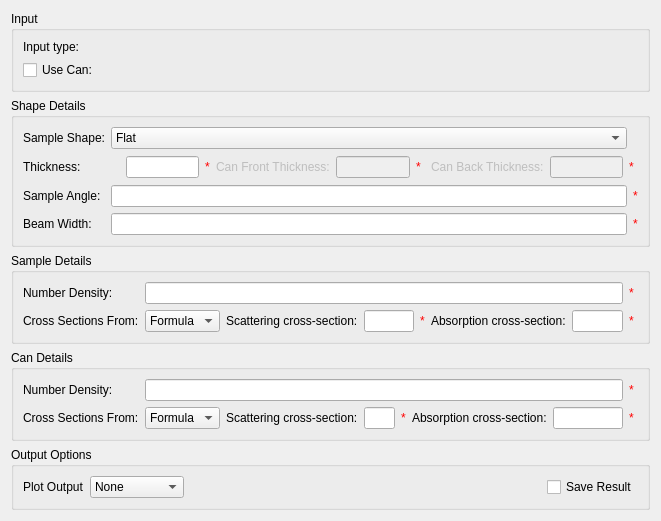
Old version of the form Code/Mantid/MantidQt/CustomInterfaces/inc/MantidQtCustomInterfaces/Indirect/CalcCorr.ui in the repository mantidproject/mantid.
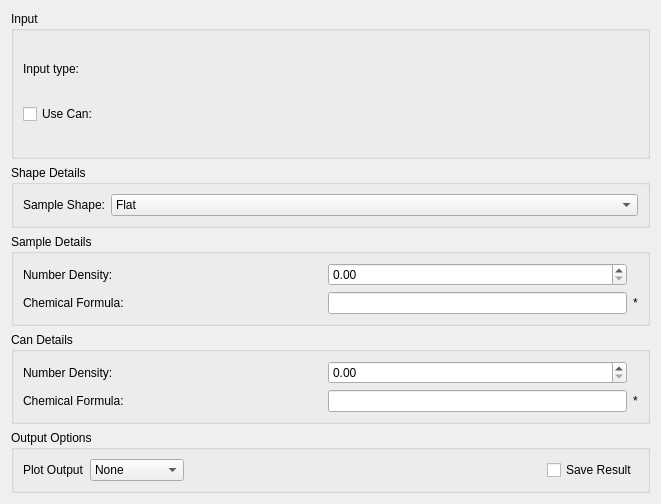
New version of the form. The open tabs and pages were chosen to show the change. Custom widgets are drawn as their Qt base class.

Commit message:
Work in progress replacing calc corr
Refs #10326

Patch:
```diff
--- a/Code/Mantid/MantidQt/CustomInterfaces/inc/MantidQtCustomInterfaces/Indirect/CalcCorr.ui
+++ b/Code/Mantid/MantidQt/CustomInterfaces/inc/MantidQtCustomInterfaces/Indirect/CalcCorr.ui
@@ -143,329 +143,6 @@
           </item>
          </widget>
         </item>
-        <item row="3" column="0">
-         <widget class="QLabel" name="lbWidth">
-          <property name="text">
-           <string>Beam Width:</string>
-          </property>
-         </widget>
-        </item>
-        <item row="2" column="1">
-         <widget class="QLineEdit" name="leavar">
-          <property name="text">
-           <string/>
-          </property>
-         </widget>
-        </item>
-        <item row="2" column="0">
-         <widget class="QLabel" name="lbAvar">
-          <property name="sizePolicy">
-           <sizepolicy hsizetype="Fixed" vsizetype="Preferred">
-            <horstretch>0</horstretch>
-            <verstretch>0</verstretch>
-           </sizepolicy>
-          </property>
-          <property name="text">
-           <string>Sample Angle:</string>
-          </property>
-         </widget>
-        </item>
-        <item row="2" column="2">
-         <widget class="QLabel" name="valAvar">
-          <property name="styleSheet">
-           <string notr="true">color: rgb(255, 0, 0);</string>
-          </property>
-          <property name="text">
-           <string>*</string>
-          </property>
-         </widget>
-        </item>
-        <item row="3" column="1">
-         <widget class="QLineEdit" name="lewidth">
-          <property name="text">
-           <string/>
-          </property>
-         </widget>
-        </item>
-        <item row="3" column="2">
-         <widget class="QLabel" name="valWidth">
-          <property name="styleSheet">
-           <string notr="true">color: rgb(255, 0, 0);</string>
-          </property>
-          <property name="text">
-           <string>*</string>
-          </property>
-         </widget>
-        </item>
-        <item row="1" column="0" colspan="3">
-         <widget class="QStackedWidget" name="swShapeDetails">
-          <property name="sizePolicy">
-           <sizepolicy hsizetype="Preferred" vsizetype="Fixed">
-            <horstretch>0</horstretch>
-            <verstretch>0</verstretch>
-           </sizepolicy>
-          </property>
-          <property name="lineWidth">
-           <number>1</number>
-          </property>
-          <property name="currentIndex">
-           <number>0</number>
-          </property>
-          <widget class="QWidget" name="pageFlat">
-           <layout class="QVBoxLayout" name="verticalLayout_4">
-            <property name="margin">
-             <number>0</number>
-            </property>
-            <item>
-             <layout class="QGridLayout" name="gridLayout_5_thickness" columnminimumwidth="97,0,0,0,0,0,0,0,0">
-              <item row="0" column="2">
-               <widget class="QLabel" name="valts">
-                <property name="styleSheet">
-                 <string notr="true">color: rgb(255, 0, 0);</string>
-                </property>
-                <property name="text">
-                 <string>*</string>
-                </property>
-               </widget>
-              </item>
-              <item row="0" column="5">
-               <widget class="QLabel" name="valtc1">
-                <property name="enabled">
-                 <bool>false</bool>
-                </property>
-                <property name="sizePolicy">
-                 <sizepolicy hsizetype="Fixed" vsizetype="Preferred">
-                  <horstretch>0</horstretch>
-                  <verstretch>0</verstretch>
-                 </sizepolicy>
-                </property>
-                <property name="minimumSize">
-                 <size>
-                  <width>9</width>
-                  <height>24</height>
-                 </size>
-                </property>
-                <property name="styleSheet">
-                 <string notr="true">color: rgb(255, 0, 0);</string>
-                </property>
-                <property name="text">
-                 <string>*</string>
-                </property>
-               </widget>
-              </item>
-              <item row="0" column="8">
-               <widget class="QLabel" name="valtc2">
-                <property name="enabled">
-                 <bool>false</bool>
-                </property>
-                <property name="sizePolicy">
-                 <sizepolicy hsizetype="Fixed" vsizetype="Preferred">
-                  <horstretch>0</horstretch>
-                  <verstretch>0</verstretch>
-                 </sizepolicy>
-                </property>
-                <property name="minimumSize">
-                 <size>
-                  <width>9</width>
-                  <height>24</height>
-                 </size>
-                </property>
-                <property name="styleSheet">
-                 <string notr="true">color: rgb(255, 0, 0);</string>
-                </property>
-                <property name="text">
-                 <string>*</string>
-                </property>
-               </widget>
-              </item>
-              <item row="0" column="7">
-               <widget class="QLineEdit" name="letc2">
-                <property name="enabled">
-                 <bool>false</bool>
-                </property>
-                <property name="sizePolicy">
-                 <sizepolicy hsizetype="Preferred" vsizetype="Fixed">
-                  <horstretch>0</horstretch>
-                  <verstretch>0</verstretch>
-                 </sizepolicy>
-                </property>
-                <property name="text">
-                 <string/>
-                </property>
-               </widget>
-              </item>
-              <item row="0" column="6">
-               <widget class="QLabel" name="lbtc2">
-                <property name="enabled">
-                 <bool>false</bool>
-                </property>
-                <property name="text">
-                 <string>Can Back Thickness:</string>
-                </property>
-               </widget>
-              </item>
-              <item row="0" column="3">
-               <widget class="QLabel" name="lbtc1">
-                <property name="enabled">
-                 <bool>false</bool>
-                </property>
-                <property name="text">
-                 <string>Can Front Thickness:</string>
-                </property>
-               </widget>
-              </item>
-              <item row="0" column="0">
-               <widget class="QLabel" name="lbts">
-                <property name="text">
-                 <string>Thickness:</string>
-                </property>
-               </widget>
-              </item>
-              <item row="0" column="4">
-               <widget class="QLineEdit" name="letc1">
-                <property name="enabled">
-                 <bool>false</bool>
-                </property>
-                <property name="sizePolicy">
-                 <sizepolicy hsizetype="Preferred" vsizetype="Fixed">
-                  <horstretch>0</horstretch>
-                  <verstretch>0</verstretch>
-                 </sizepolicy>
-                </property>
-                <property name="text">
-                 <string/>
-                </property>
-               </widget>
-              </item>
-              <item row="0" column="1">
-               <widget class="QLineEdit" name="lets">
-                <property name="sizePolicy">
-                 <sizepolicy hsizetype="Preferred" vsizetype="Fixed">
-                  <horstretch>0</horstretch>
-                  <verstretch>0</verstretch>
-                 </sizepolicy>
-                </property>
-                <property name="text">
-                 <string/>
-                </property>
-               </widget>
-              </item>
-             </layout>
-            </item>
-           </layout>
-          </widget>
-          <widget class="QWidget" name="pageCylinder">
-           <layout class="QVBoxLayout" name="cylinder_layout">
-            <property name="margin">
-             <number>0</number>
-            </property>
-            <item>
-             <layout class="QGridLayout" name="gridLayout_3" columnminimumwidth="0,97,0,0,0,0,0,0,0,0">
-              <item row="0" column="1">
-               <widget class="QLabel" name="lbR1">
-                <property name="text">
-                 <string>Radius 1:</string>
-                </property>
-               </widget>
-              </item>
-              <item row="0" column="4">
-               <widget class="QLabel" name="lbR2">
-                <property name="text">
-                 <string>Radius 2:</string>
-                </property>
-               </widget>
-              </item>
-              <item row="0" column="8">
-               <widget class="QLineEdit" name="ler3">
-                <property name="enabled">
-                 <bool>false</bool>
-                </property>
-                <property name="text">
-                 <string/>
-                </property>
-               </widget>
-              </item>
-              <item row="0" column="6">
-               <widget class="QLabel" name="valR2">
-                <property name="styleSheet">
-                 <string notr="true">color: rgb(255, 0, 0);</string>
-                </property>
-                <property name="text">
-                 <string>*</string>
-                </property>
-               </widget>
-              </item>
-              <item row="0" column="3">
-               <widget class="QLabel" name="valR1">
-                <property name="styleSheet">
-                 <string notr="true">color: rgb(255, 0, 0);</string>
-                </property>
-                <property name="text">
-                 <string>*</string>
-                </property>
-               </widget>
-              </item>
-              <item row="0" column="2">
-               <widget class="QLineEdit" name="ler1">
-                <property name="sizePolicy">
-                 <sizepolicy hsizetype="Expanding" vsizetype="Fixed">
-                  <horstretch>0</horstretch>
-                  <verstretch>0</verstretch>
-                 </sizepolicy>
-                </property>
-                <property name="text">
-                 <string/>
-                </property>
-               </widget>
-              </item>
-              <item row="0" column="9">
-               <widget class="QLabel" name="valR3">
-                <property name="enabled">
-                 <bool>false</bool>
-                </property>
-                <property name="sizePolicy">
-                 <sizepolicy hsizetype="Fixed" vsizetype="Preferred">
-                  <horstretch>0</horstretch>
-                  <verstretch>0</verstretch>
-                 </sizepolicy>
-                </property>
-                <property name="minimumSize">
-                 <size>
-                  <width>9</width>
-                  <height>0</height>
-                 </size>
-                </property>
-                <property name="styleSheet">
-                 <string notr="true">color: rgb(255, 0, 0);</string>
-                </property>
-                <property name="text">
-                 <string>*</string>
-                </property>
-               </widget>
-              </item>
-              <item row="0" column="7">
-               <widget class="QLabel" name="lbR3">
-                <property name="enabled">
-                 <bool>false</bool>
-                </property>
-                <property name="text">
-                 <string>Can Radius:</string>
-                </property>
-               </widget>
-              </item>
-              <item row="0" column="5">
-               <widget class="QLineEdit" name="ler2">
-                <property name="text">
-                 <string/>
-                </property>
-               </widget>
-              </item>
-             </layout>
-            </item>
-           </layout>
-          </widget>
-         </widget>
-        </item>
        </layout>
       </item>
      </layout>
@@ -482,209 +159,56 @@
      <property name="title">
       <string>Sample Details</string>
      </property>
-     <layout class="QVBoxLayout" name="verticalLayout_13">
-      <item>
-       <layout class="QGridLayout" name="gridLayout_9" columnminimumwidth="0,0,0,0,0,9">
-        <item row="0" column="0">
-         <widget class="QLabel" name="lbsamden">
-          <property name="sizePolicy">
-           <sizepolicy hsizetype="Preferred" vsizetype="Fixed">
-            <horstretch>0</horstretch>
-            <verstretch>0</verstretch>
-           </sizepolicy>
-          </property>
-          <property name="text">
-           <string>Number Density:</string>
-          </property>
-         </widget>
-        </item>
-        <item row="1" column="0">
-         <widget class="QLabel" name="abs_lblSampleInputType">
-          <property name="sizePolicy">
-           <sizepolicy hsizetype="Preferred" vsizetype="Fixed">
-            <horstretch>0</horstretch>
-            <verstretch>0</verstretch>
-           </sizepolicy>
-          </property>
-          <property name="text">
-           <string>Cross Sections From:</string>
-          </property>
-         </widget>
-        </item>
-        <item row="1" column="4" colspan="2">
-         <widget class="QStackedWidget" name="swSampleInputType">
-          <property name="sizePolicy">
-           <sizepolicy hsizetype="Preferred" vsizetype="Fixed">
-            <horstretch>0</horstretch>
-            <verstretch>0</verstretch>
-           </sizepolicy>
-          </property>
-          <property name="currentIndex">
-           <number>0</number>
-          </property>
-          <widget class="QWidget" name="pgSampleChemicalFormula">
-           <property name="sizePolicy">
-            <sizepolicy hsizetype="Preferred" vsizetype="Fixed">
-             <horstretch>0</horstretch>
-             <verstretch>0</verstretch>
-            </sizepolicy>
-           </property>
-           <layout class="QVBoxLayout" name="verticalLayout_17">
-            <property name="margin">
-             <number>0</number>
-            </property>
-            <item>
-             <layout class="QGridLayout" name="gridLayout_12" columnminimumwidth="0,9">
-              <item row="0" column="0">
-               <widget class="QLineEdit" name="leSampleFormula">
-                <property name="text">
-                 <string/>
-                </property>
-               </widget>
-              </item>
-              <item row="0" column="1">
-               <widget class="QLabel" name="valSampleFormula">
-                <property name="sizePolicy">
-                 <sizepolicy hsizetype="Fixed" vsizetype="Preferred">
-                  <horstretch>0</horstretch>
-                  <verstretch>0</verstretch>
-                 </sizepolicy>
-                </property>
-                <property name="styleSheet">
-                 <string notr="true">color: rgb(255, 0, 0);</string>
-                </property>
-                <property name="text">
-                 <string>*</string>
-                </property>
-               </widget>
-              </item>
-             </layout>
-            </item>
-           </layout>
-          </widget>
-          <widget class="QWidget" name="pgSampleCrossSections">
-           <property name="sizePolicy">
-            <sizepolicy hsizetype="Preferred" vsizetype="Fixed">
-             <horstretch>0</horstretch>
-             <verstretch>0</verstretch>
-            </sizepolicy>
-           </property>
-           <layout class="QVBoxLayout" name="verticalLayout_16">
-            <property name="margin">
-             <number>0</number>
-            </property>
-            <item>
-             <layout class="QGridLayout" name="gridLayout_8" columnminimumwidth="0,0,0,0,0,9">
-              <item row="0" column="4">
-               <widget class="QLineEdit" name="lesamsiga">
-                <property name="text">
-                 <string/>
-                </property>
-               </widget>
-              </item>
-              <item row="0" column="0">
-               <widget class="QLabel" name="lbsamsigs">
-                <property name="text">
-                 <string>Scattering cross-section:</string>
-                </property>
-               </widget>
-              </item>
-              <item row="0" column="1">
-               <widget class="QLineEdit" name="lesamsigs">
-                <property name="text">
-                 <string/>
-                </property>
-               </widget>
-              </item>
-              <item row="0" column="3">
-               <widget class="QLabel" name="lbsamsiga">
-                <property name="text">
-                 <string>Absorption cross-section:</string>
-                </property>
-               </widget>
-              </item>
-              <item row="0" column="2">
-               <widget class="QLabel" name="valSamsigs">
-                <property name="sizePolicy">
-                 <sizepolicy hsizetype="Fixed" vsizetype="Preferred">
-                  <horstretch>0</horstretch>
-                  <verstretch>0</verstretch>
-                 </sizepolicy>
-                </property>
-                <property name="styleSheet">
-                 <string notr="true">color: rgb(255, 0, 0);</string>
-                </property>
-                <property name="text">
-                 <string>*</string>
-                </property>
-               </widget>
-              </item>
-              <item row="0" column="5">
-               <widget class="QLabel" name="valSamsiga">
-                <property name="sizePolicy">
-                 <sizepolicy hsizetype="Fixed" vsizetype="Preferred">
-                  <horstretch>0</horstretch>
-                  <verstretch>0</verstretch>
-                 </sizepolicy>
-                </property>
-                <property name="styleSheet">
-                 <string notr="true">color: rgb(255, 0, 0);</string>
-                </property>
-                <property name="text">
-                 <string>*</string>
-                </property>
-               </widget>
-              </item>
-             </layout>
-            </item>
-           </layout>
-          </widget>
-         </widget>
-        </item>
-        <item row="0" column="5">
-         <widget class="QLabel" name="valSamden">
-          <property name="sizePolicy">
-           <sizepolicy hsizetype="Fixed" vsizetype="Fixed">
-            <horstretch>0</horstretch>
-            <verstretch>0</verstretch>
-           </sizepolicy>
-          </property>
-          <property name="styleSheet">
-           <string notr="true">color: rgb(255, 0, 0);</string>
-          </property>
-          <property name="text">
-           <string>*</string>
-          </property>
-         </widget>
-        </item>
-        <item row="0" column="1" colspan="4">
-         <widget class="QLineEdit" name="lesamden">
-          <property name="text">
-           <string/>
-          </property>
-         </widget>
-        </item>
-        <item row="1" column="1" colspan="3">
-         <widget class="QComboBox" name="cbSampleInputType">
-          <property name="sizePolicy">
-           <sizepolicy hsizetype="Minimum" vsizetype="Fixed">
-            <horstretch>0</horstretch>
-            <verstretch>0</verstretch>
-           </sizepolicy>
-          </property>
-          <item>
-           <property name="text">
-            <string>Formula</string>
-           </property>
-          </item>
-          <item>
-           <property name="text">
-            <string>Input</string>
-           </property>
-          </item>
-         </widget>
-        </item>
-       </layout>
+     <layout class="QGridLayout" name="gridLayout">
+      <item row="0" column="1">
+       <widget class="QDoubleSpinBox" name="spSampleNumberDensity">
+        <property name="maximum">
+         <double>9999.989999999999782</double>
+        </property>
+        <property name="singleStep">
+         <double>0.100000000000000</double>
+        </property>
+       </widget>
+      </item>
+      <item row="0" column="0">
+       <widget class="QLabel" name="lbSampleNumberDensity">
+        <property name="text">
+         <string>Number Density:</string>
+        </property>
+       </widget>
+      </item>
+      <item row="1" column="1">
+       <widget class="QLineEdit" name="leSampleChemicalFormula">
+        <property name="sizePolicy">
+         <sizepolicy hsizetype="Preferred" vsizetype="Fixed">
+          <horstretch>0</horstretch>
+          <verstretch>0</verstretch>
+         </sizepolicy>
+        </property>
+        <property name="text">
+         <string/>
+        </property>
+       </widget>
+      </item>
+      <item row="1" column="0">
+       <widget class="QLabel" name="lbSampleChemicalFormula">
+        <property name="text">
+         <string>Chemical Formula:</string>
+        </property>
+       </widget>
+      </item>
+      <item row="1" column="2">
+       <widget class="QLabel" name="valSampleChemicalFormula">
+        <property name="sizePolicy">
+         <sizepolicy hsizetype="Fixed" vsizetype="Preferred">
+          <horstretch>0</horstretch>
+          <verstretch>0</verstretch>
+         </sizepolicy>
+        </property>
+        <property name="text">
+         <string>*</string>
+        </property>
+       </widget>
       </item>
      </layout>
     </widget>
@@ -703,238 +227,53 @@
      <property name="title">
       <string>Can Details</string>
      </property>
-     <layout class="QVBoxLayout" name="verticalLayout_12">
-      <item>
-       <layout class="QGridLayout" name="gridLayout_6" columnminimumwidth="0,0,0,0,9">
-        <item row="0" column="0">
-         <widget class="QLabel" name="lbCanden">
-          <property name="sizePolicy">
-           <sizepolicy hsizetype="Preferred" vsizetype="Fixed">
-            <horstretch>0</horstretch>
-            <verstretch>0</verstretch>
-           </sizepolicy>
-          </property>
-          <property name="text">
-           <string>Number Density:</string>
-          </property>
-         </widget>
-        </item>
-        <item row="1" column="0">
-         <widget class="QLabel" name="lblInputType">
-          <property name="sizePolicy">
-           <sizepolicy hsizetype="Preferred" vsizetype="Fixed">
-            <horstretch>0</horstretch>
-            <verstretch>0</verstretch>
-           </sizepolicy>
-          </property>
-          <property name="text">
-           <string>Cross Sections From:</string>
-          </property>
-         </widget>
-        </item>
-        <item row="1" column="3" colspan="2">
-         <widget class="QStackedWidget" name="swCanInputType">
-          <property name="enabled">
-           <bool>true</bool>
-          </property>
-          <property name="sizePolicy">
-           <sizepolicy hsizetype="Preferred" vsizetype="Fixed">
-            <horstretch>0</horstretch>
-            <verstretch>0</verstretch>
-           </sizepolicy>
-          </property>
-          <property name="currentIndex">
-           <number>0</number>
-          </property>
-          <widget class="QWidget" name="pgCanChemicalFormula">
-           <property name="sizePolicy">
-            <sizepolicy hsizetype="Preferred" vsizetype="Fixed">
-             <horstretch>0</horstretch>
-             <verstretch>0</verstretch>
-            </sizepolicy>
-           </property>
-           <layout class="QVBoxLayout" name="verticalLayout_15">
-            <property name="margin">
-             <number>0</number>
-            </property>
-            <item>
-             <layout class="QGridLayout" name="gridLayout_10" columnminimumwidth="0,9">
-              <item row="0" column="0">
-               <widget class="QLineEdit" name="leCanFormula"/>
-              </item>
-              <item row="0" column="1">
-               <widget class="QLabel" name="valCanFormula">
-                <property name="sizePolicy">
-                 <sizepolicy hsizetype="Fixed" vsizetype="Fixed">
-                  <horstretch>0</horstretch>
-                  <verstretch>0</verstretch>
-                 </sizepolicy>
-                </property>
-                <property name="styleSheet">
-                 <string notr="true">color: rgb(255, 0, 0);</string>
-                </property>
-                <property name="text">
-                 <string>*</string>
-                </property>
-               </widget>
-              </item>
-             </layout>
-            </item>
-           </layout>
-          </widget>
-          <widget class="QWidget" name="pgCanCrossSections">
-           <property name="enabled">
-            <bool>true</bool>
-           </property>
-           <property name="sizePolicy">
-            <sizepolicy hsizetype="Preferred" vsizetype="Fixed">
-             <horstretch>0</horstretch>
-             <verstretch>0</verstretch>
-            </sizepolicy>
-           </property>
-           <layout class="QVBoxLayout" name="verticalLayout_14">
-            <property name="margin">
-             <number>0</number>
-            </property>
-            <item>
-             <layout class="QGridLayout" name="gridLayout_7" columnminimumwidth="0,0,0,0,0,0,9">
-              <item row="0" column="0">
-               <widget class="QLabel" name="lbCansigs">
-                <property name="enabled">
-                 <bool>true</bool>
-                </property>
-                <property name="sizePolicy">
-                 <sizepolicy hsizetype="Fixed" vsizetype="Fixed">
-                  <horstretch>0</horstretch>
-                  <verstretch>0</verstretch>
-                 </sizepolicy>
-                </property>
-                <property name="text">
-                 <string>Scattering cross-section:</string>
-                </property>
-               </widget>
-              </item>
-              <item row="0" column="1" colspan="2">
-               <widget class="QLineEdit" name="lecansigs">
-                <property name="enabled">
-                 <bool>true</bool>
-                </property>
-                <property name="text">
-                 <string/>
-                </property>
-               </widget>
-              </item>
-              <item row="0" column="3">
-               <widget class="QLabel" name="valCansigs">
-                <property name="sizePolicy">
-                 <sizepolicy hsizetype="Fixed" vsizetype="Fixed">
-                  <horstretch>0</horstretch>
-                  <verstretch>0</verstretch>
-                 </sizepolicy>
-                </property>
-                <property name="minimumSize">
-                 <size>
-                  <width>0</width>
-                  <height>0</height>
-                 </size>
-                </property>
-                <property name="styleSheet">
-                 <string notr="true">color: rgb(255, 0, 0);</string>
-                </property>
-                <property name="text">
-                 <string>*</string>
-                </property>
-               </widget>
-              </item>
-              <item row="0" column="5">
-               <widget class="QLineEdit" name="lecansiga">
-                <property name="text">
-                 <string/>
-                </property>
-               </widget>
-              </item>
-              <item row="0" column="6">
-               <widget class="QLabel" name="valCansiga">
-                <property name="sizePolicy">
-                 <sizepolicy hsizetype="Fixed" vsizetype="Fixed">
-                  <horstretch>0</horstretch>
-                  <verstretch>0</verstretch>
-                 </sizepolicy>
-                </property>
-                <property name="styleSheet">
-                 <string notr="true">color: rgb(255, 0, 0);</string>
-                </property>
-                <property name="text">
-                 <string>*</string>
-                </property>
-               </widget>
-              </item>
-              <item row="0" column="4">
-               <widget class="QLabel" name="lbCansiga">
-                <property name="sizePolicy">
-                 <sizepolicy hsizetype="Fixed" vsizetype="Fixed">
-                  <horstretch>0</horstretch>
-                  <verstretch>0</verstretch>
-                 </sizepolicy>
-                </property>
-                <property name="text">
-                 <string>Absorption cross-section:</string>
-                </property>
-               </widget>
-              </item>
-             </layout>
-            </item>
-           </layout>
-          </widget>
-         </widget>
-        </item>
-        <item row="0" column="4">
-         <widget class="QLabel" name="valCanden">
-          <property name="enabled">
-           <bool>true</bool>
-          </property>
-          <property name="sizePolicy">
-           <sizepolicy hsizetype="Fixed" vsizetype="Fixed">
-            <horstretch>0</horstretch>
-            <verstretch>0</verstretch>
-           </sizepolicy>
-          </property>
-          <property name="styleSheet">
-           <string notr="true">color: rgb(255, 0, 0);</string>
-          </property>
-          <property name="text">
-           <string>*</string>
-          </property>
-         </widget>
-        </item>
-        <item row="0" column="1" colspan="3">
-         <widget class="QLineEdit" name="lecanden">
-          <property name="text">
-           <string/>
-          </property>
-         </widget>
-        </item>
-        <item row="1" column="1" colspan="2">
-         <widget class="QComboBox" name="cbCanInputType">
-          <property name="sizePolicy">
-           <sizepolicy hsizetype="Minimum" vsizetype="Fixed">
-            <horstretch>0</horstretch>
-            <verstretch>0</verstretch>
-           </sizepolicy>
-          </property>
-          <item>
-           <property name="text">
-            <string>Formula</string>
-           </property>
-          </item>
-          <item>
-           <property name="text">
-            <string>Input</string>
-           </property>
-          </item>
-         </widget>
-        </item>
-       </layout>
+     <layout class="QGridLayout" name="gridLayout_3">
+      <item row="0" column="0">
+       <widget class="QLabel" name="lbCanNumberDensity">
+        <property name="text">
+         <string>Number Density:</string>
+        </property>
+       </widget>
+      </item>
+      <item row="0" column="1">
+       <widget class="QDoubleSpinBox" name="doubleSpinBox_2">
+        <property name="maximum">
+         <double>9999.989999999999782</double>
+        </property>
+        <property name="singleStep">
+         <double>0.100000000000000</double>
+        </property>
+       </widget>
+      </item>
+      <item row="1" column="0">
+       <widget class="QLabel" name="lbCanChemicalFormula">
+        <property name="text">
+         <string>Chemical Formula:</string>
+        </property>
+       </widget>
+      </item>
+      <item row="1" column="1">
+       <widget class="QLineEdit" name="leCanChemicalFormula">
+        <property name="sizePolicy">
+         <sizepolicy hsizetype="Preferred" vsizetype="Fixed">
+          <horstretch>0</horstretch>
+          <verstretch>0</verstretch>
+         </sizepolicy>
+        </property>
+       </widget>
+      </item>
+      <item row="1" column="2">
+       <widget class="QLabel" name="valCanChemicalFormula">
+        <property name="sizePolicy">
+         <sizepolicy hsizetype="Fixed" vsizetype="Preferred">
+          <horstretch>0</horstretch>
+          <verstretch>0</verstretch>
+         </sizepolicy>
+        </property>
+        <property name="text">
+         <string>*</string>
+        </property>
+       </widget>
       </item>
      </layout>
     </widget>
```
Left out of the diff: 63 changed lines with no effect on the pictures. The commit also changes 3 other files.
